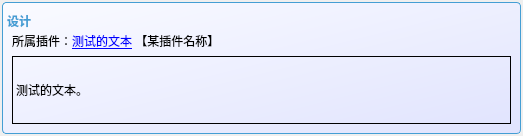
DrillUp/DrillPluginInformationReader, file DrillPluginInformationReader/Source/InformationModule/otherFunctionPart/designTipGenerator/private/p_DesignTip_Cell.ui: the form before one commit.
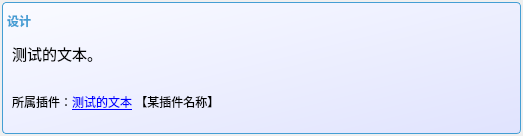
The form after the commit.

The edit to the form file:
```diff
--- a/DrillPluginInformationReader/Source/InformationModule/otherFunctionPart/designTipGenerator/private/p_DesignTip_Cell.ui
+++ b/DrillPluginInformationReader/Source/InformationModule/otherFunctionPart/designTipGenerator/private/p_DesignTip_Cell.ui
@@ -61,24 +61,14 @@
      <property name="title">
       <string>设计</string>
      </property>
-     <layout class="QVBoxLayout" name="verticalLayout_4" stretch="0,1">
-      <item>
-       <widget class="QLabel" name="label_pluginName_A">
-        <property name="text">
-         <string>&lt;html&gt;&lt;head/&gt;&lt;body&gt;&lt;p&gt;所属插件：&lt;a href=&quot;测试的文本&quot;&gt;&lt;span style=&quot; text-decoration: underline; color:#0000ff;&quot;&gt;测试的文本&lt;/span&gt;&lt;/a&gt; 【某插件名称】&lt;/p&gt;&lt;/body&gt;&lt;/html&gt;</string>
-        </property>
-        <property name="wordWrap">
-         <bool>true</bool>
-        </property>
-       </widget>
-      </item>
+     <layout class="QVBoxLayout" name="verticalLayout_4" stretch="0,0">
       <item>
        <widget class="QLabel" name="label_context_A">
         <property name="cursor">
          <cursorShape>IBeamCursor</cursorShape>
         </property>
         <property name="styleSheet">
-         <string notr="true">border:1px solid #000;</string>
+         <string notr="true">font-size:11pt;</string>
         </property>
         <property name="text">
          <string>&lt;html&gt;&lt;head/&gt;&lt;body&gt;&lt;p&gt;测试的文本。&lt;/p&gt;&lt;/body&gt;&lt;/html&gt;</string>
@@ -91,6 +81,16 @@
         </property>
        </widget>
       </item>
+      <item>
+       <widget class="QLabel" name="label_pluginName_A">
+        <property name="text">
+         <string>&lt;html&gt;&lt;head/&gt;&lt;body&gt;&lt;p&gt;所属插件：&lt;a href=&quot;测试的文本&quot;&gt;&lt;span style=&quot; text-decoration: underline; color:#0000ff;&quot;&gt;测试的文本&lt;/span&gt;&lt;/a&gt; 【某插件名称】&lt;/p&gt;&lt;/body&gt;&lt;/html&gt;</string>
+        </property>
+        <property name="wordWrap">
+         <bool>true</bool>
+        </property>
+       </widget>
+      </item>
      </layout>
     </widget>
    </item>
```
